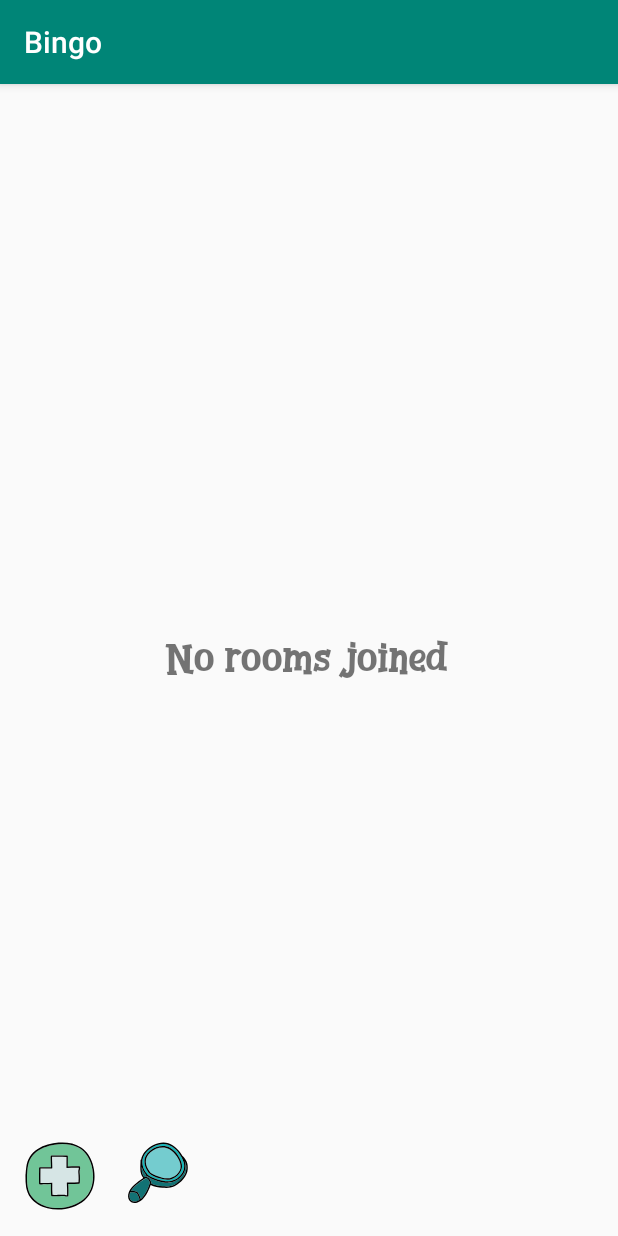
After one commit to dekaustubh/bingo, an Android app: the MainFragment screen opened directly, with no data from a screen before it, on a phone screen of 412 x 824 dp. The commit adds this screen. Run offline under Robolectric (Android 15) with nearby library versions, the phone set to English and light mode, and no system bars; our stand-ins replace Dagger/Hilt's generated code, Room's generated code, RxJava, Timber; libraries missing offline, so code that uses them is left out: com.jakewharton.retrofit2; 4 statements that could not run were skipped.

Commit message:
Major refactor - Remove RoomDetailActivity & Move code to RoomDetailsFragment - Create MainFragment & move logic to that fragment - Fix Match models

```diff
--- a/app/src/main/AndroidManifest.xml
+++ b/app/src/main/AndroidManifest.xml
@@ -22,7 +22,7 @@
             android:value="@integer/google_play_services_version"/>
 
         <activity
-            android:name=".rooms.details.RoomDetailsActivity"
+            android:name=".rooms.details.RoomDetailsFragment"
             android:screenOrientation="fullSensor" />
         <activity
             android:name=".match.join.JoinMatchActivity"
--- a/app/src/main/java/com/dekaustubh/bingo/main/MainActivity.kt
+++ b/app/src/main/java/com/dekaustubh/bingo/main/MainActivity.kt
@@ -1,57 +1,36 @@
 package com.dekaustubh.bingo.main
 
 import android.os.Bundle
-import android.view.View
-import androidx.recyclerview.widget.LinearLayoutManager
+import com.dekaustubh.bingo.R
 import com.dekaustubh.bingo.databinding.ActivityMainBinding
-import com.dekaustubh.bingo.helpers.Toaster
 import com.dekaustubh.bingo.models.Room
-import com.dekaustubh.bingo.register.FetchRoomsContract
-import com.dekaustubh.bingo.rooms.create.CreateRoomDialogFragment
+import com.dekaustubh.bingo.rooms.details.RoomDetailsFragment
 import com.dekaustubh.bingo.websockets.WebSocketCloseCode
 import dagger.android.support.DaggerAppCompatActivity
-import timber.log.Timber
 import javax.inject.Inject
 
-class MainActivity : DaggerAppCompatActivity(), FetchRoomsContract.View {
+class MainActivity : DaggerAppCompatActivity(), OnRoomSelectListener {
 
-    @Inject
-    lateinit var presenter: FetchRoomsContract.Presenter
+    private var binding: ActivityMainBinding? = null
 
     @Inject
     lateinit var mainPresenter: MainContract.Presenter
-
-    @Inject
-    lateinit var toaster: Toaster
-
-    @Inject
-    lateinit var roomsAdapter: RoomsAdapter
-
-    private var binding: ActivityMainBinding? = null
 
     override fun onCreate(savedInstanceState: Bundle?) {
         super.onCreate(savedInstanceState)
         binding = ActivityMainBinding.inflate(layoutInflater)
         setContentView(binding?.root)
 
-        binding?.createRoomView?.setOnClickListener {
-            val dialog = CreateRoomDialogFragment.newInstance()
-            dialog.show(supportFragmentManager, "CreateRoomDialogFragment")
-        }
-        initRecyclerView()
+        showMainFragment()
     }
 
     override fun onStart() {
         super.onStart()
-        presenter.attach(this)
-
-        presenter.fetchRooms()
         mainPresenter.connectToWebSocket()
     }
 
     override fun onStop() {
         super.onStop()
-        presenter.detach()
         mainPresenter.disconnectToWebSocket(WebSocketCloseCode.NORMAL)
     }
 
@@ -60,31 +39,20 @@ class MainActivity : DaggerAppCompatActivity(), FetchRoomsContract.View {
         binding = null
     }
 
-    override fun showRoom(room: Room) {
-        Timber.d("Room ==> ${room.name}, ${room.createdBy}")
+    override fun onRoomSelected(room: Room) {
+        val fragment = RoomDetailsFragment.newInstance(room)
+        val transaction = supportFragmentManager.beginTransaction()
+        transaction.replace(R.id.container, fragment, RoomDetailsFragment.TAG)
+        transaction.commit()
     }
 
-    override fun showRooms(rooms: List<Room>) {
-        if (rooms.isEmpty()) {
-            toaster.showToast("No rooms found.")
-            return
-        }
-        roomsAdapter.setRooms(rooms)
-        binding?.noRoomsTextView?.visibility = View.GONE
-    }
+    private fun showMainFragment() {
+        with (supportFragmentManager.beginTransaction()) {
+            val fragment = MainFragment.newInstance()
+            replace(R.id.container, fragment, MainFragment.TAG)
+                .addToBackStack(null)
+                .commit()
 
-    override fun showError(message: String) {
-        toaster.showToast(message)
-    }
-
-    private fun initRecyclerView() {
-        with(binding?.roomsList!!) {
-            setHasFixedSize(true)
-
-            // use a linear layout manager
-            layoutManager = LinearLayoutManager(this@MainActivity)
-
-            adapter = roomsAdapter
         }
     }
 }
--- /dev/null
+++ b/app/src/main/java/com/dekaustubh/bingo/main/MainFragment.kt
@@ -0,0 +1,105 @@
+package com.dekaustubh.bingo.main
+
+import android.content.Context
+import android.os.Bundle
+import android.view.LayoutInflater
+import android.view.View
+import android.view.ViewGroup
+import androidx.recyclerview.widget.LinearLayoutManager
+import com.dekaustubh.bingo.databinding.FragmentMainBinding
+import com.dekaustubh.bingo.helpers.Toaster
+import com.dekaustubh.bingo.models.Room
+import com.dekaustubh.bingo.register.FetchRoomsContract
+import com.dekaustubh.bingo.rooms.create.CreateRoomDialogFragment
+import dagger.android.support.DaggerFragment
+import timber.log.Timber
+import java.lang.IllegalStateException
+import javax.inject.Inject
+
+class MainFragment : DaggerFragment(), FetchRoomsContract.View {
+
+    private var binding: FragmentMainBinding? = null
+    private var onRoomSelectListener: OnRoomSelectListener? = null
+
+    @Inject
+    lateinit var presenter: FetchRoomsContract.Presenter
+
+    @Inject
+    lateinit var toaster: Toaster
+
+    @Inject
+    lateinit var roomsAdapter: RoomsAdapter
+
+    override fun onCreateView(
+        inflater: LayoutInflater,
+        container: ViewGroup?,
+        savedInstanceState: Bundle?
+    ): View? {
+        binding = FragmentMainBinding.inflate(inflater, container, false)
+        initRecyclerView()
+
+        binding?.createRoomView?.setOnClickListener {
+            val dialog = CreateRoomDialogFragment.newInstance()
+            dialog.show(childFragmentManager, "CreateRoomDialogFragment")
+        }
+
+        return binding?.root
+    }
+
+    override fun onAttach(context: Context) {
+        super.onAttach(context)
+        if (context !is OnRoomSelectListener) {
+            throw IllegalStateException("Activity must implement OnRoomSelectedListener")
+        }
+        onRoomSelectListener = context
+    }
+
+    override fun onStart() {
+        super.onStart()
+        presenter.attach(this)
+
+        presenter.fetchRooms()
+    }
+
+    override fun onStop() {
+        super.onStop()
+        presenter.detach()
+    }
+
+    override fun showRoom(room: Room) {
+        Timber.d("Room ==> ${room.name}, ${room.createdBy}")
+        binding?.roomsList?.visibility = View.VISIBLE
+    }
+
+    override fun showRooms(rooms: List<Room>) {
+        if (rooms.isEmpty()) {
+            toaster.showToast("No rooms found.")
+            return
+        }
+        roomsAdapter.setRooms(rooms)
+        binding?.noRoomsTextView?.visibility = View.GONE
+    }
+
+    override fun showError(message: String) {
+        toaster.showToast(message)
+    }
+
+    private fun initRecyclerView() {
+        onRoomSelectListener?.let {
+            roomsAdapter.setOnRoomSelectedListener(it)
+        }
+        with(binding?.roomsList!!) {
+            setHasFixedSize(true)
+
+            // use a linear layout manager
+            layoutManager = LinearLayoutManager(this@MainFragment.requireContext())
+
+            adapter = roomsAdapter
+        }
+    }
+
+    companion object {
+        const val TAG = "MainFragment"
+        fun newInstance() = MainFragment()
+    }
+}
--- /dev/null
+++ b/app/src/main/java/com/dekaustubh/bingo/main/OnRoomSelectListener.kt
@@ -0,0 +1,11 @@
+package com.dekaustubh.bingo.main
+
+import com.dekaustubh.bingo.models.Room
+import javax.inject.Inject
+
+/**
+ * Click listener for selecting room.
+ */
+interface OnRoomSelectListener {
+    fun onRoomSelected(room: Room)
+}
--- a/app/src/main/java/com/dekaustubh/bingo/main/RoomsAdapter.kt
+++ b/app/src/main/java/com/dekaustubh/bingo/main/RoomsAdapter.kt
@@ -9,7 +9,7 @@ import com.dekaustubh.bingo.R
 import com.dekaustubh.bingo.databinding.ItemRoomBinding
 import com.dekaustubh.bingo.match.create.CreateMatchActivity
 import com.dekaustubh.bingo.models.Room
-import com.dekaustubh.bingo.rooms.details.RoomDetailsActivity
+import com.dekaustubh.bingo.rooms.details.RoomDetailsFragment
 import timber.log.Timber
 import javax.inject.Inject
 
@@ -17,6 +17,7 @@ import javax.inject.Inject
 class RoomsAdapter @Inject constructor() : RecyclerView.Adapter<RoomsAdapter.RoomViewHolder>() {
 
     private val list = mutableListOf<Room>()
+    private var onRoomSelectListener: OnRoomSelectListener? = null
 
     class RoomViewHolder(itemView: View) : RecyclerView.ViewHolder(itemView) {
         val binding: ItemRoomBinding = ItemRoomBinding.bind(itemView)
@@ -38,12 +39,7 @@ class RoomsAdapter @Inject constructor() : RecyclerView.Adapter<RoomsAdapter.Roo
         holder.binding.roomNameText.text = list[position].name
 
         holder.itemView.setOnClickListener {
-            with(holder.itemView.context) {
-                startActivity(
-                    Intent(this, RoomDetailsActivity::class.java)
-                        .putExtra(RoomDetailsActivity.EXTRA_ROOM, list[position])
-                )
-            }
+            onRoomSelectListener?.onRoomSelected(list[position])
         }
 
         holder.binding.startMatch.setOnClickListener {
@@ -56,6 +52,10 @@ class RoomsAdapter @Inject constructor() : RecyclerView.Adapter<RoomsAdapter.Roo
         }
     }
 
+    fun setOnRoomSelectedListener(onRoomSelectListener: OnRoomSelectListener) {
+        this.onRoomSelectListener = onRoomSelectListener
+    }
+
     fun setRooms(rooms: List<Room>) {
         list.clear()
         rooms.forEach {
--- a/app/src/main/java/com/dekaustubh/bingo/match/Match.kt
+++ b/app/src/main/java/com/dekaustubh/bingo/match/Match.kt
@@ -11,10 +11,10 @@ data class Match(
     @SerializedName("room_id")
     val roomId: Long,
     @SerializedName("created_by")
-    val createdBy: Long,
-    val players: MutableList<Long>,
+    val createdBy: String,
+    val players: MutableList<String>,
     @SerializedName("winner_id")
-    val winnerId: Long,
+    val winnerId: String,
     val status: String
 ) : Parcelable
 
--- /dev/null
+++ b/app/src/main/res/layout/fragment_main.xml
@@ -0,0 +1,50 @@
+<?xml version="1.0" encoding="utf-8"?>
+<androidx.constraintlayout.widget.ConstraintLayout xmlns:android="http://schemas.android.com/apk/res/android"
+    xmlns:app="http://schemas.android.com/apk/res-auto"
+    xmlns:tools="http://schemas.android.com/tools"
+    android:layout_width="match_parent"
+    android:layout_height="match_parent"
+    tools:context=".main.MainActivity">
+
+    <TextView
+        android:id="@+id/noRoomsTextView"
+        android:layout_width="wrap_content"
+        android:layout_height="wrap_content"
+        android:text="@string/no_rooms_joined"
+        android:fontFamily="@font/bomb_font_family"
+        app:layout_constraintBottom_toBottomOf="parent"
+        app:layout_constraintLeft_toLeftOf="parent"
+        app:layout_constraintRight_toRightOf="parent"
+        app:layout_constraintTop_toTopOf="parent" />
+
+    <androidx.recyclerview.widget.RecyclerView
+        android:id="@+id/roomsList"
+        android:layout_width="match_parent"
+        android:layout_height="match_parent"
+        android:layout_margin="8dp"
+        app:layout_constraintBottom_toBottomOf="parent"
+        app:layout_constraintEnd_toEndOf="parent"
+        app:layout_constraintStart_toStartOf="parent"
+        app:layout_constraintTop_toBottomOf="@id/createRoomView" />
+
+    <ImageButton
+        android:id="@+id/createRoomView"
+        android:layout_width="48dp"
+        android:layout_height="48dp"
+        android:layout_margin="16dp"
+        android:background="@android:color/transparent"
+        android:src="@drawable/ic_plus"
+        app:layout_constraintBottom_toBottomOf="parent"
+        app:layout_constraintStart_toStartOf="parent" />
+
+    <ImageButton
+        android:id="@+id/searchRoomView"
+        android:layout_width="48dp"
+        android:layout_height="48dp"
+        android:layout_margin="16dp"
+        android:background="@android:color/transparent"
+        android:src="@drawable/ic_search"
+        app:layout_constraintBottom_toBottomOf="parent"
+        app:layout_constraintStart_toEndOf="@id/createRoomView" />
+
+</androidx.constraintlayout.widget.ConstraintLayout>
--- a/app/src/main/res/layout/activity_rooms_details.xml
+++ b/app/src/main/res/layout/fragment_rooms_details.xml
@@ -4,7 +4,7 @@
     xmlns:tools="http://schemas.android.com/tools"
     android:layout_width="match_parent"
     android:layout_height="match_parent"
-    tools:context=".rooms.details.RoomDetailsActivity">
+    tools:context=".rooms.details.RoomDetailsFragment">
 
     <TextView
         android:id="@+id/noMatchesView"
```
Also changed, not shown: app/src/main/java/com/dekaustubh/bingo/di/ActivityBindingModule.kt (+6 -2 lines), app/src/main/java/com/dekaustubh/bingo/rooms/details/RoomDetailsFragment.kt (renamed from app/src/main/java/com/dekaustubh/bingo/rooms/details/RoomDetailsActivity.kt, +30 -13 lines), app/src/main/res/layout/activity_main.xml (+3 -46 lines).
